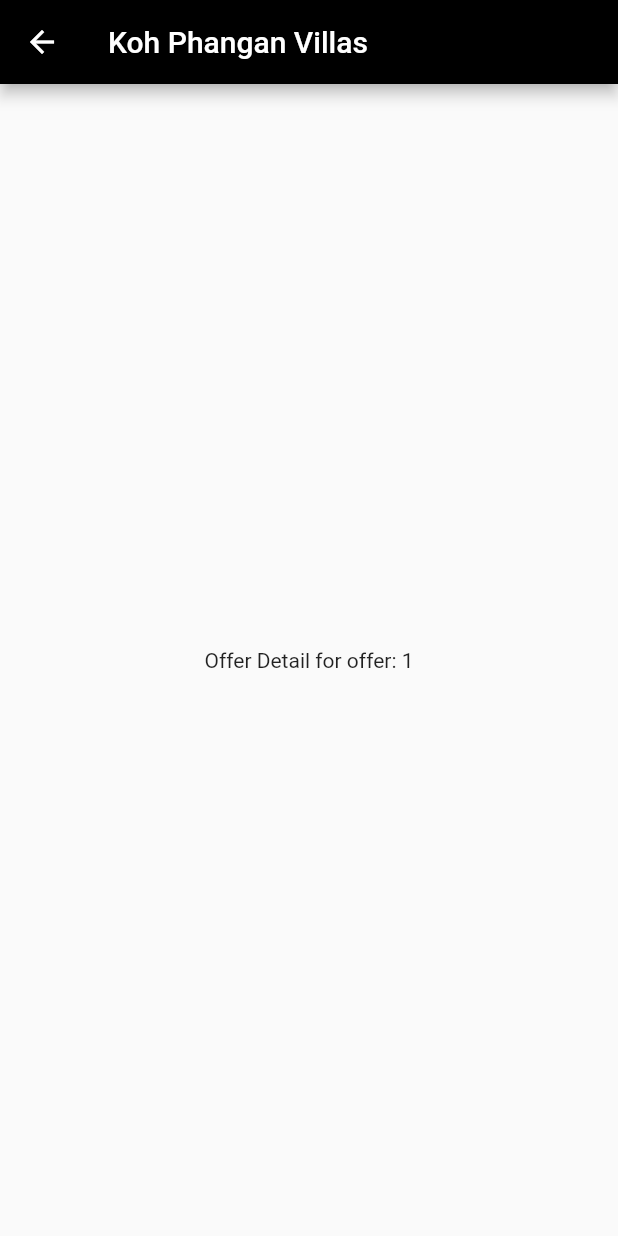
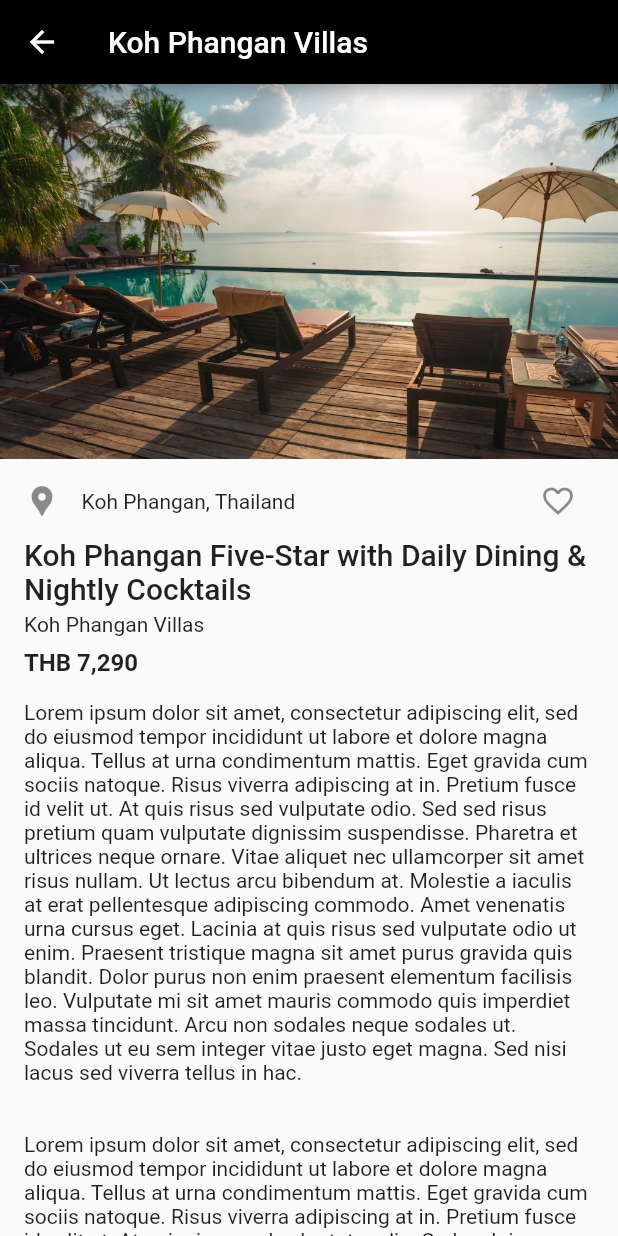
Before and after one commit to dewparin/lux_travel_poc, a Flutter app: the screen it shows after launch, after a tap on "Koh Phangan, Thailand", on a phone screen of 412 x 824 dp. Run offline on Flutter 3.47's test engine with Material 2 defaults, Android fonts, the phone set to English and light mode, and no system bars.

Commit message:
Show data in detail screen.

```diff
--- a/lib/presentation/screens/offer_detail_screen.dart
+++ b/lib/presentation/screens/offer_detail_screen.dart
@@ -1,6 +1,49 @@
 import 'package:flutter/material.dart';
 import 'package:lux_travel_poc/model/offer_model.dart';
+import 'package:lux_travel_poc/presentation/components/offer_item.dart';
+import 'package:lux_travel_poc/presentation/constant.dart';
 import 'package:provider/provider.dart';
+
+const _mockDetailDescription =
+    'Lorem ipsum dolor sit amet, consectetur adipiscing elit, '
+    'sed do eiusmod tempor incididunt ut labore et dolore magna aliqua. '
+    'Tellus at urna condimentum mattis. Eget gravida cum sociis natoque. '
+    'Risus viverra adipiscing at in. Pretium fusce id velit ut. '
+    'At quis risus sed vulputate odio. '
+    'Sed sed risus pretium quam vulputate dignissim suspendisse. '
+    'Pharetra et ultrices neque ornare. '
+    'Vitae aliquet nec ullamcorper sit amet risus nullam. '
+    'Ut lectus arcu bibendum at. '
+    'Molestie a iaculis at erat pellentesque adipiscing commodo. '
+    'Amet venenatis urna cursus eget. '
+    'Lacinia at quis risus sed vulputate odio ut enim. '
+    'Praesent tristique magna sit amet purus gravida quis blandit. '
+    'Dolor purus non enim praesent elementum facilisis leo. '
+    'Vulputate mi sit amet mauris commodo quis imperdiet massa tincidunt. '
+    'Arcu non sodales neque sodales ut. '
+    'Sodales ut eu sem integer vitae justo eget magna. '
+    'Sed nisi lacus sed viverra tellus in hac.'
+    '\n'
+    '\n'
+    '\n'
+    'Lorem ipsum dolor sit amet, consectetur adipiscing elit, '
+    'sed do eiusmod tempor incididunt ut labore et dolore magna aliqua. '
+    'Tellus at urna condimentum mattis. Eget gravida cum sociis natoque. '
+    'Risus viverra adipiscing at in. Pretium fusce id velit ut. '
+    'At quis risus sed vulputate odio. '
+    'Sed sed risus pretium quam vulputate dignissim suspendisse. '
+    'Pharetra et ultrices neque ornare. '
+    'Vitae aliquet nec ullamcorper sit amet risus nullam. '
+    'Ut lectus arcu bibendum at. '
+    'Molestie a iaculis at erat pellentesque adipiscing commodo. '
+    'Amet venenatis urna cursus eget. '
+    'Lacinia at quis risus sed vulputate odio ut enim. '
+    'Praesent tristique magna sit amet purus gravida quis blandit. '
+    'Dolor purus non enim praesent elementum facilisis leo. '
+    'Vulputate mi sit amet mauris commodo quis imperdiet massa tincidunt. '
+    'Arcu non sodales neque sodales ut. '
+    'Sodales ut eu sem integer vitae justo eget magna. '
+    'Sed nisi lacus sed viverra tellus in hac.';
 
 class OfferDetailScreenArguments {
   final int offerUid;
@@ -13,14 +56,28 @@ class OfferDetailScreen extends StatelessWidget {
   Widget build(BuildContext context) {
     final args = ModalRoute.of(context)!.settings.arguments
         as OfferDetailScreenArguments;
-    final offer = Provider.of<OfferModel>(context).getOfferByUid(args.offerUid);
+    return Consumer<OfferModel>(builder: (_, model, __) {
+      final offer = model.getOfferByUid(args.offerUid);
       return Scaffold(
         appBar: AppBar(
           title: Text(offer.accommodationName),
         ),
-      body: Center(
-        child: Text('Offer Detail for offer: ${args.offerUid}'),
+        body: SafeArea(
+          child: SingleChildScrollView(
+            child: Column(
+              crossAxisAlignment: CrossAxisAlignment.start,
+              children: [
+                OfferItem(
+                  offerUid: offer.uid,
+                ),
+                Container(
+                    padding: EdgeInsets.symmetric(horizontal: defaultPadding),
+                    child: Text(_mockDetailDescription)),
+              ],
+            ),
+          ),
         ),
       );
+    });
   }
 }
```
Lines whose indentation alone changed are shown as unchanged.
